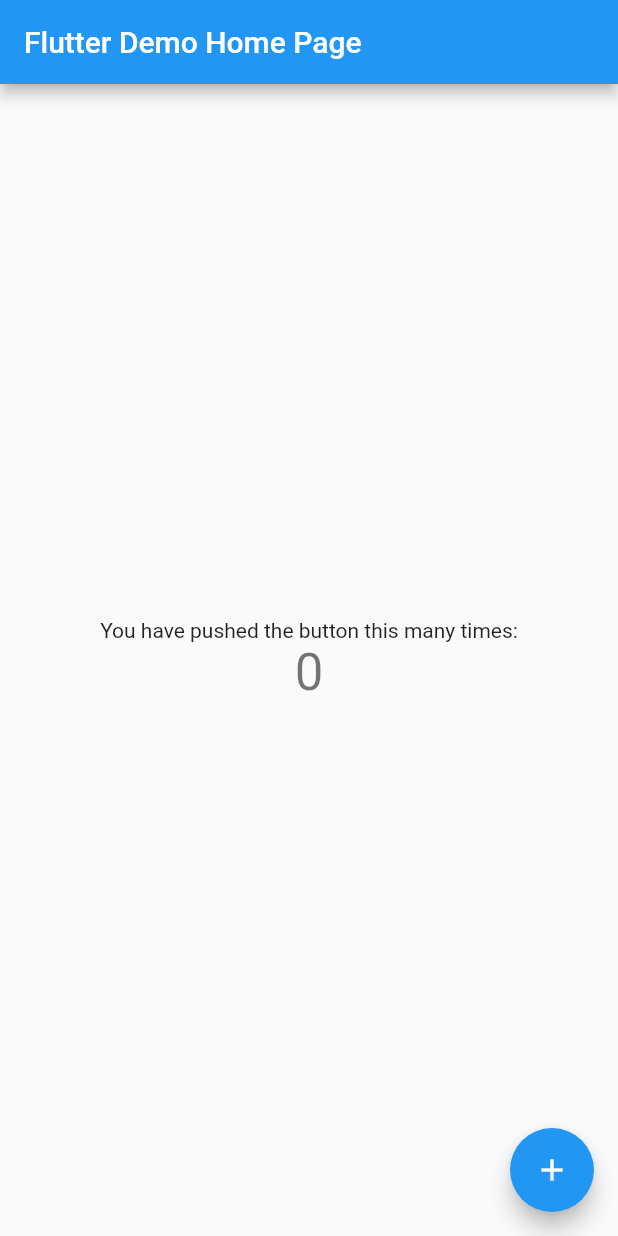
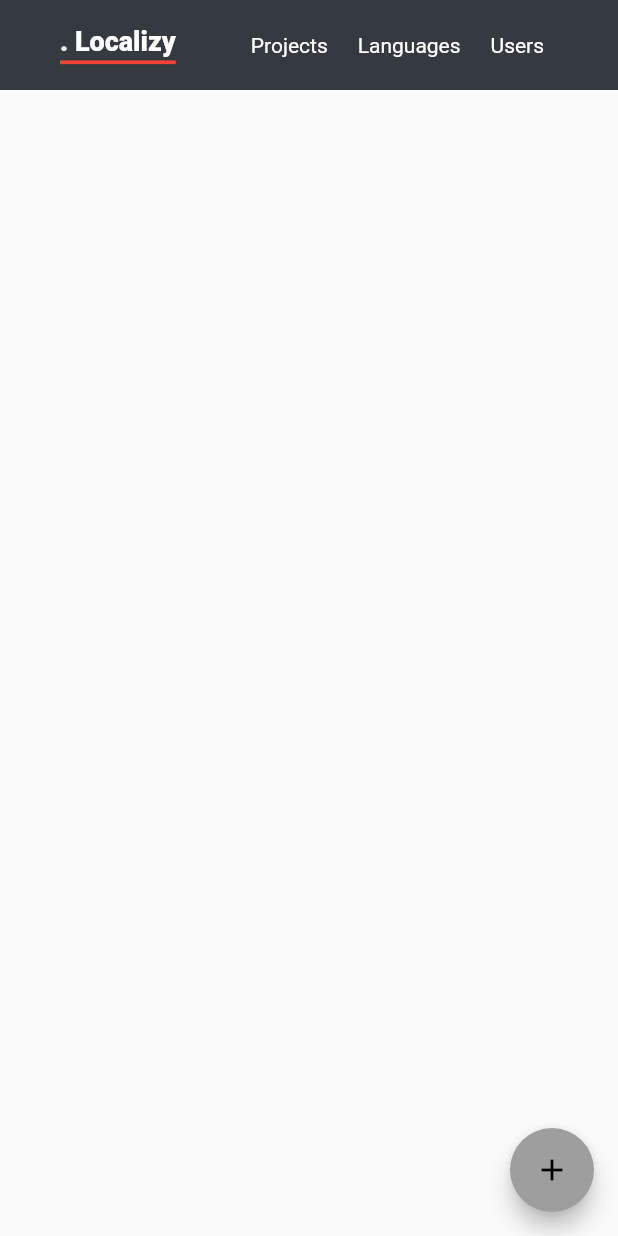
Before and after one commit to Localizy/sside, a Flutter app: the screen it shows after launch, on a phone screen of 412 x 824 dp. Run offline on Flutter 3.47's test engine with Material 2 defaults, Android fonts, the phone set to English and light mode, and no system bars.

Commit message:
feat(ui) :App bar

```diff
--- a/lib/main.dart
+++ b/lib/main.dart
@@ -7,109 +7,100 @@
 class MyApp extends StatelessWidget {
   const MyApp({Key? key}) : super(key: key);
 
-  // This widget is the root of your application.
   @override
   Widget build(BuildContext context) {
     return MaterialApp(
-      title: 'Flutter Demo',
       theme: ThemeData(
-        // This is the theme of your application.
-        //
-        // Try running your application with "flutter run". You'll see the
-        // application has a blue toolbar. Then, without quitting the app, try
-        // changing the primarySwatch below to Colors.green and then invoke
-        // "hot reload" (press "r" in the console where you ran "flutter run",
-        // or simply save your changes to "hot reload" in a Flutter IDE).
-        // Notice that the counter didn't reset back to zero; the application
-        // is not restarted.
-        primarySwatch: Colors.blue,
+        primarySwatch: Colors.grey,
       ),
-      home: const MyHomePage(title: 'Flutter Demo Home Page'),
+      home: const MyHomePage(),
     );
   }
 }
 
 class MyHomePage extends StatefulWidget {
-  const MyHomePage({Key? key, required this.title}) : super(key: key);
-
-  // This widget is the home page of your application. It is stateful, meaning
-  // that it has a State object (defined below) that contains fields that affect
-  // how it looks.
-
-  // This class is the configuration for the state. It holds the values (in this
-  // case the title) provided by the parent (in this case the App widget) and
-  // used by the build method of the State. Fields in a Widget subclass are
-  // always marked "final".
-
-  final String title;
+  const MyHomePage({
+    Key? key,
+  }) : super(key: key);
 
   @override
   State<MyHomePage> createState() => _MyHomePageState();
 }
 
 class _MyHomePageState extends State<MyHomePage> {
-  int _counter = 0;
-
-  void _incrementCounter() {
-    setState(() {
-      // This call to setState tells the Flutter framework that something has
-      // changed in this State, which causes it to rerun the build method below
-      // so that the display can reflect the updated values. If we changed
-      // _counter without calling setState(), then the build method would not be
-      // called again, and so nothing would appear to happen.
-      _counter++;
-    });
+  @override
+  Widget build(BuildContext context) {
+    return Scaffold(
+      body: Column(
+        crossAxisAlignment: CrossAxisAlignment.stretch,
+        children: [
+          customAppBar,
+        ],
+      ),
+      floatingActionButton: FloatingActionButton(
+        onPressed: () {},
+        tooltip: 'Increment',
+        child: const Icon(Icons.add),
+      ),
+    );
   }
 
-  @override
-  Widget build(BuildContext context) {
-    // This method is rerun every time setState is called, for instance as done
-    // by the _incrementCounter method above.
-    //
-    // The Flutter framework has been optimized to make rerunning build methods
-    // fast, so that you can just rebuild anything that needs updating rather
-    // than having to individually change instances of widgets.
-    return Scaffold(
-      appBar: AppBar(
-        // Here we take the value from the MyHomePage object that was created by
-        // the App.build method, and use it to set our appbar title.
-        title: Text(widget.title),
-      ),
-      body: Center(
-        // Center is a layout widget. It takes a single child and positions it
-        // in the middle of the parent.
-        child: Column(
-          // Column is also a layout widget. It takes a list of children and
-          // arranges them vertically. By default, it sizes itself to fit its
-          // children horizontally, and tries to be as tall as its parent.
-          //
-          // Invoke "debug painting" (press "p" in the console, choose the
-          // "Toggle Debug Paint" action from the Flutter Inspector in Android
-          // Studio, or the "Toggle Debug Paint" command in Visual Studio Code)
-          // to see the wireframe for each widget.
-          //
-          // Column has various properties to control how it sizes itself and
-          // how it positions its children. Here we use mainAxisAlignment to
-          // center the children vertically; the main axis here is the vertical
-          // axis because Columns are vertical (the cross axis would be
-          // horizontal).
-          mainAxisAlignment: MainAxisAlignment.center,
-          children: <Widget>[
-            const Text(
-              'You have pushed the button this many times:',
+  Widget get customAppBar => Container(
+        alignment: Alignment.centerRight,
+        color: const Color.fromRGBO(53, 58, 64, 1),
+        height: 60,
+        child: Row(
+          children: [
+            Container(
+              padding: const EdgeInsets.only(
+                bottom: 2,
+              ),
+              decoration: const BoxDecoration(
+                border: Border(
+                  bottom: BorderSide(
+                    color: Colors.red,
+                    width: 2.5,
+                  ),
+                ),
+              ),
+              margin: const EdgeInsets.symmetric(horizontal: 40),
+              child: const Text(
+                '. Localizy',
+                style: TextStyle(
+                  color: Colors.white,
+                  fontWeight: FontWeight.w900,
+                  fontSize: 18,
+                ),
+              ),
             ),
-            Text(
-              '$_counter',
-              style: Theme.of(context).textTheme.headline4,
+            Container(
+              margin: const EdgeInsets.symmetric(horizontal: 10),
+              child: const Text(
+                'Projects',
+                style: TextStyle(
+                  color: Colors.white,
+                ),
+              ),
+            ),
+            Container(
+              margin: const EdgeInsets.symmetric(horizontal: 10),
+              child: const Text(
+                'Languages',
+                style: TextStyle(
+                  color: Colors.white,
+                ),
+              ),
+            ),
+            Container(
+              margin: const EdgeInsets.symmetric(horizontal: 10),
+              child: const Text(
+                'Users',
+                style: TextStyle(
+                  color: Colors.white,
+                ),
+              ),
             ),
           ],
         ),
-      ),
-      floatingActionButton: FloatingActionButton(
-        onPressed: _incrementCounter,
-        tooltip: 'Increment',
-        child: const Icon(Icons.add),
-      ), // This trailing comma makes auto-formatting nicer for build methods.
-    );
-  }
+      );
 }
```
Also changed, not shown: 1 other file.
